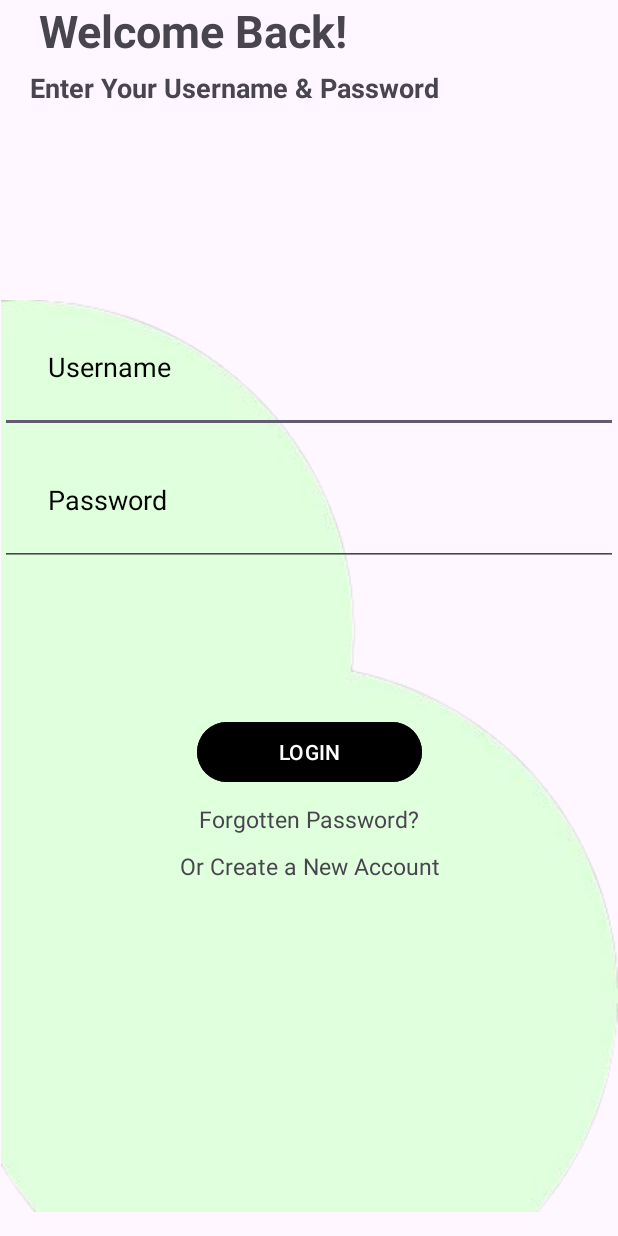
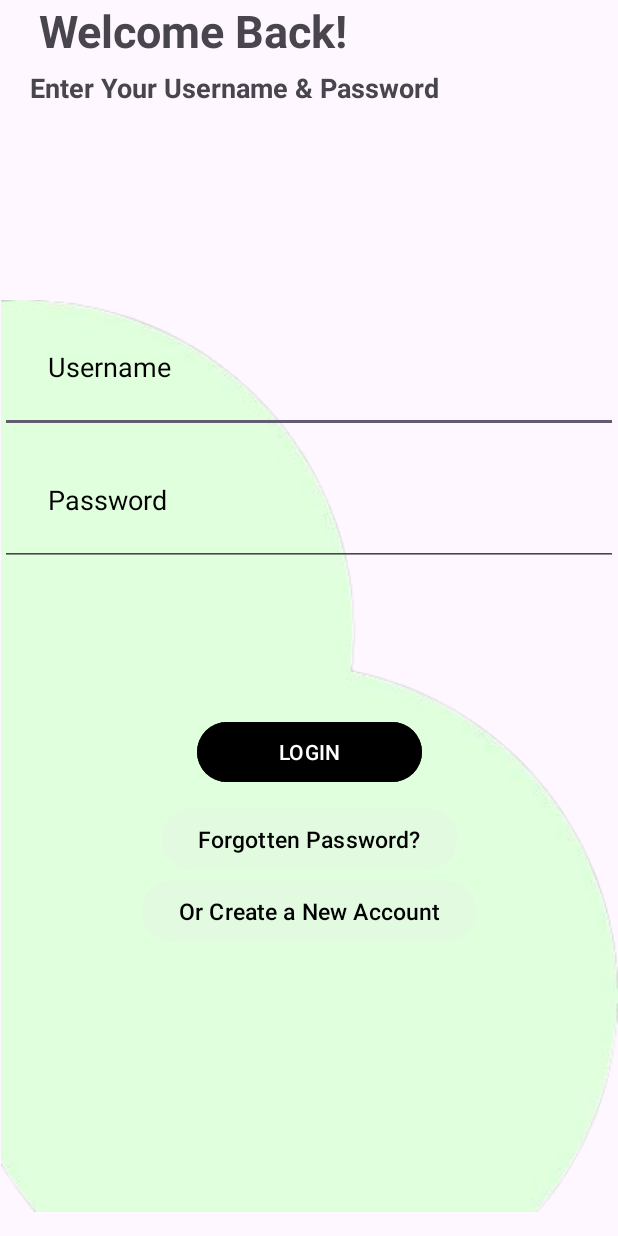
Before and after one commit to Dehbbyk/WomenTechstersFirstApp, an Android app: the LoginActivity screen opened directly, with no data from a screen before it, on a phone screen of 412 x 824 dp. Run offline under Robolectric (Android 15) with nearby library versions, the phone set to English and light mode, and no system bars.

Commit message:
Made Forgotten password clickable and create new account clickable

```diff
--- a/app/src/main/res/layout/activity_login.xml
+++ b/app/src/main/res/layout/activity_login.xml
@@ -25,6 +25,7 @@
         android:textSize="18dp"
         android:textStyle="bold"
         android:text="Enter Your Username &amp; Password"
+        app:layout_constraintStart_toStartOf="parent"
         app:layout_constraintTop_toBottomOf="@id/tx1"/>
 
     <ImageView
@@ -68,25 +69,28 @@
         app:layout_constraintEnd_toEndOf="parent"
         app:layout_constraintStart_toStartOf="parent"
         app:layout_constraintTop_toBottomOf="@+id/editText2"/>
-    <TextView
+    <Button
         android:id="@+id/txt3"
-        android:layout_width="match_parent"
+        android:layout_width="wrap_content"
         android:layout_height="wrap_content"
         android:text="Forgotten Password?"
         android:textSize="15sp"
         android:textAlignment="center"
         android:layout_margin="10dp"
+        android:backgroundTint="#E1FAE0"
+        android:textColor="#000"
         app:layout_constraintStart_toStartOf="parent"
         app:layout_constraintEnd_toEndOf="parent"
         app:layout_constraintTop_toBottomOf="@id/button"/>
-    <TextView
+    <Button
         android:id="@+id/newAccount"
-        android:layout_width="match_parent"
+        android:layout_width="wrap_content"
         android:layout_height="wrap_content"
         android:text="Or Create a New Account"
         android:textSize="15sp"
         android:textAlignment="center"
-        android:layout_margin="10dp"
+        android:backgroundTint="#E1FAE0"
+        android:textColor="@color/black"
         app:layout_constraintStart_toStartOf="parent"
         app:layout_constraintEnd_toEndOf="parent"
         app:layout_constraintTop_toBottomOf="@id/txt3"/>
```
